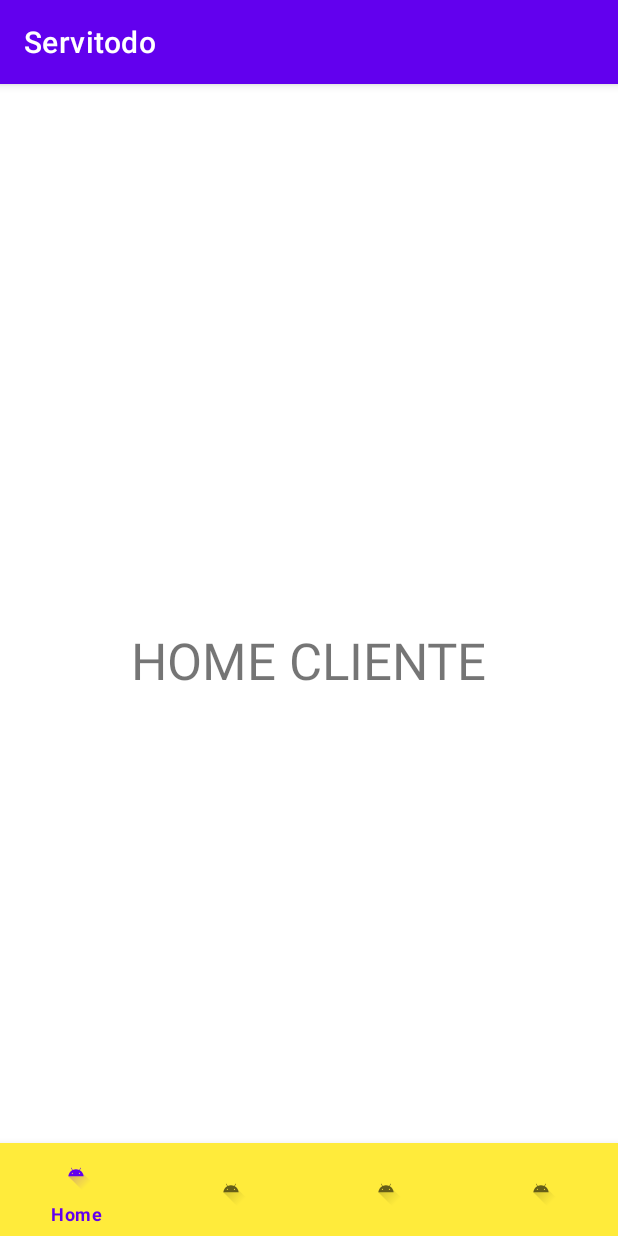
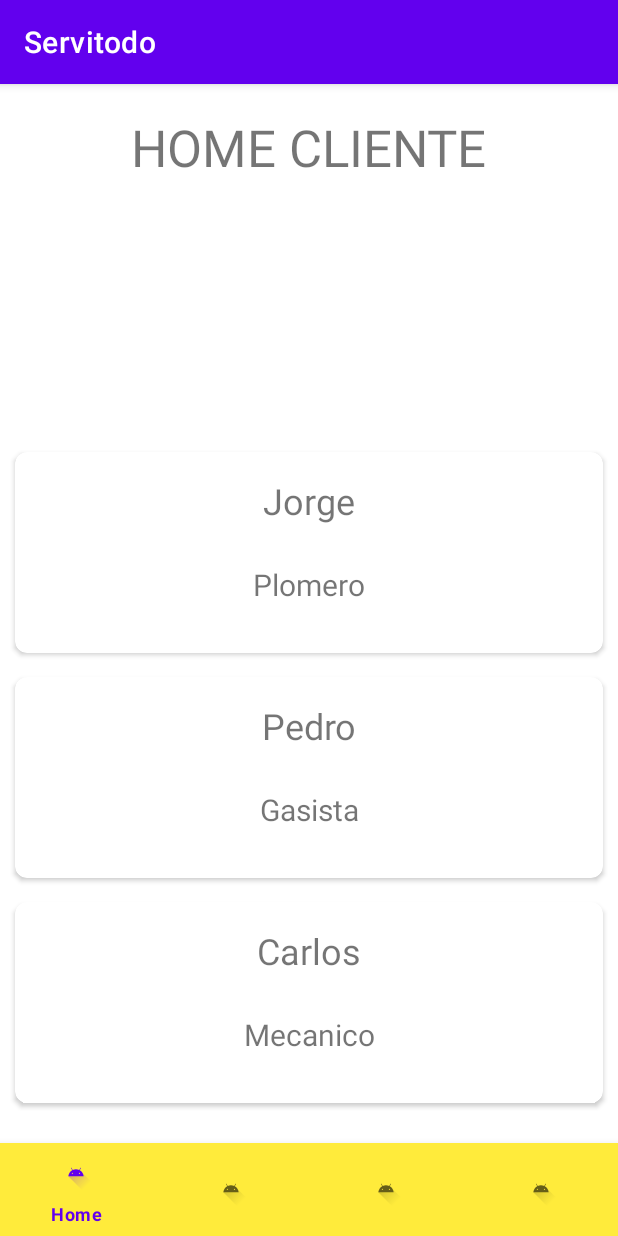
Before and after one commit to TinchoPombo/Servitodo, an Android app: the HomeClienteFragment screen opened directly, with no data from a screen before it, on a phone screen of 412 x 824 dp. Run offline under Robolectric (Android 15) with nearby library versions, the phone set to English and light mode, and no system bars; our stand-ins replace navigation-ui; pictures from the network do not load.

Commit message:
recyclerView Home Cliente

```diff
--- /dev/null
+++ b/Servitodo/app/src/main/java/com/ort/servitodo/adapters/PublicacionAdapter.kt
@@ -0,0 +1,69 @@
+package com.ort.servitodo.adapters
+
+import android.view.LayoutInflater
+import android.view.View
+import android.view.ViewGroup
+import android.widget.ImageView
+import android.widget.TextView
+import androidx.cardview.widget.CardView
+import androidx.recyclerview.widget.RecyclerView
+import com.bumptech.glide.Glide
+import com.ort.servitodo.R
+import com.ort.servitodo.entities.Publicacion
+
+class PublicacionAdapter (
+    var listaPublicaciones : MutableList <Publicacion>,
+    var onClick : (Int) -> Unit
+) : RecyclerView.Adapter<PublicacionAdapter.PublicacionHolder>() {
+
+    override fun onCreateViewHolder(parent: ViewGroup, viewType: Int): PublicacionHolder {
+        val view =  LayoutInflater.from(parent.context).inflate(R.layout.fragment_publicacion,parent,false)
+        return (PublicacionHolder(view))
+    }
+
+    override fun onBindViewHolder(holder: PublicacionHolder, position: Int) {
+        holder.setNombrePrestador(listaPublicaciones[position].nombrePrestador)
+        holder.setRubro(listaPublicaciones[position].nombreRubro)
+        holder.setImagenPrestador(listaPublicaciones[position].fotoPrestador)
+        holder.getCardView().setOnClickListener {
+            onClick(position)
+        }
+    }
+
+    override fun getItemCount(): Int {
+        return listaPublicaciones.size
+    }
+
+    class PublicacionHolder (v: View) : RecyclerView.ViewHolder(v) {
+        private var view: View
+        init {
+            this.view = v
+        }
+
+        fun setRubro (rubro : String){
+            var txtRubro : TextView = view.findViewById(R.id.txtRubro)
+            txtRubro.text = rubro
+        }
+
+        fun setNombrePrestador (nombrePrestador : String){
+            var txtNombrePrestador : TextView = view.findViewById(R.id.txtNombrePrestador)
+            txtNombrePrestador.text = nombrePrestador
+        }
+
+        fun setImagenPrestador (img : String){
+            var imgPrestador : ImageView = view.findViewById(R.id.imgPrestador)
+            Glide
+                .with(view)
+                .load(img)
+                .into(imgPrestador);
+        }
+
+
+        fun getCardView () : CardView {
+            return view.findViewById(R.id.cardPublicacion)
+        }
+    }
+
+
+
+}
--- a/Servitodo/app/src/main/java/com/ort/servitodo/entities/Prestador.kt
+++ b/Servitodo/app/src/main/java/com/ort/servitodo/entities/Prestador.kt
@@ -1,7 +1,7 @@
 package com.ort.servitodo.entities
 
 class Prestador (
-    var serviciosPublicados : MutableList<Servicio> = mutableListOf(),
+    var serviciosPublicados : MutableList<Publicacion> = mutableListOf(),
     var pedidosPendientes : MutableList<Pedido> = mutableListOf(),
     var pedidosAceptados : MutableList<Pedido> = mutableListOf(),
 ) {
--- a/Servitodo/app/src/main/java/com/ort/servitodo/entities/Servicio.kt
+++ b/Servitodo/app/src/main/java/com/ort/servitodo/entities/Publicacion.kt
@@ -1,10 +1,11 @@
 package com.ort.servitodo.entities
 
-class Servicio (
+class Publicacion (
     var idServicio : Int,
     var idPrestador : Int,
     var fotoPrestador : String,
     var nombrePrestador : String,
+    var apellidoPrestador : String,
     var idRubro : Int,
     var nombreRubro : String,
     var listaPuntuaciones : MutableList<Puntuacion> = mutableListOf(),
--- a/Servitodo/app/src/main/java/com/ort/servitodo/fragments/cliente/HomeClienteFragment.kt
+++ b/Servitodo/app/src/main/java/com/ort/servitodo/fragments/cliente/HomeClienteFragment.kt
@@ -6,7 +6,14 @@ import androidx.fragment.app.Fragment
 import android.view.LayoutInflater
 import android.view.View
 import android.view.ViewGroup
+import androidx.navigation.findNavController
+import androidx.recyclerview.widget.LinearLayoutManager
+import androidx.recyclerview.widget.RecyclerView
+import com.google.android.material.snackbar.Snackbar
 import com.ort.servitodo.R
+import com.ort.servitodo.adapters.PublicacionAdapter
+import com.ort.servitodo.entities.Publicacion
+import com.ort.servitodo.repositories.PublicacionRepository
 import com.ort.servitodo.viewmodels.cliente.HomeClienteViewModel
 
 class HomeClienteFragment : Fragment() {
@@ -16,12 +23,37 @@ class HomeClienteFragment : Fragment() {
     }
 
     private lateinit var viewModel: HomeClienteViewModel
+    lateinit var v : View
+
+    private var repository = PublicacionRepository()
+    lateinit var recyclerPublicacion : RecyclerView
+    lateinit var publicacionAdapter : PublicacionAdapter
 
     override fun onCreateView(
         inflater: LayoutInflater, container: ViewGroup?,
         savedInstanceState: Bundle?
     ): View? {
-        return inflater.inflate(R.layout.fragment_home_cliente, container, false)
+        v = inflater.inflate(R.layout.fragment_home_cliente, container, false)
+
+        recyclerPublicacion = v.findViewById(R.id.recPublicacion)
+
+        return v
+    }
+
+    override fun onStart() {
+        super.onStart()
+
+        recyclerPublicacion.setHasFixedSize(true)
+        recyclerPublicacion.layoutManager  = LinearLayoutManager(context)
+        recyclerPublicacion.adapter = PublicacionAdapter(repository.getPublicaciones()){ pos ->
+            onItemClick(pos)
+        }
+
+    }
+
+    fun onItemClick(position : Int){
+        val action = HomeClienteFragmentDirections.actionHomeClienteFragmentToDetallePublicacionFragment(position)
+        v.findNavController().navigate(action)
     }
 
     override fun onActivityCreated(savedInstanceState: Bundle?) {
--- /dev/null
+++ b/Servitodo/app/src/main/java/com/ort/servitodo/repositories/PublicacionRepository.kt
@@ -0,0 +1,21 @@
+package com.ort.servitodo.repositories
+
+import com.ort.servitodo.entities.Publicacion
+
+class PublicacionRepository {
+
+    private var listaPublicaciones : MutableList<Publicacion> = mutableListOf()
+
+    init{
+        listaPublicaciones.add(Publicacion(1,1,"https://resizer.glanacion.com/resizer/WW93VSwX4xU-ghvAwRFP9IqJOl4=/768x0/filters:format(webp):quality(80)/cloudfront-us-east-1.images.arcpublishing.com/lanacionar/FCDVQTKZZJH6HLYPS5D5ZBNTCY.jpg","Jorge","Roque", 1,"Plomero")    )
+        listaPublicaciones.add(Publicacion(2,2,"https://i.bssl.es/miusyk/2012/05/Metallica-James-Hetfield.jpg","Pedro","Gomez",2,"Gasista")    )
+        listaPublicaciones.add(Publicacion(3,3,"https://www.altonivel.com.mx/wp-content/uploads/2021/11/carlos-slim.jpg","Carlos","Sanchez",3,"Mecanico")    )
+        listaPublicaciones.add(Publicacion(4,4,"https://static-cdn.jtvnw.net/jtv_user_pictures/574228be-01ef-4eab-bc0e-a4f6b68bedba-profile_image-300x300.png","Raul","Richi",4,"Pintor")    )
+        listaPublicaciones.add(Publicacion(5,5,"https://cpad.ask.fm/846/535/880/910003015-1qn3b2f-71rh9nlgnba3l3a/original/file.jpg","Tomas","Muno",5,"Paseador de perros")    )
+        listaPublicaciones.add(Publicacion(6,6,"https://encrypted-tbn0.gstatic.com/images?q=tbn:ANd9GcTtz0trx_Uc5b-mdWX7B0TiLsDznTjMFRBPIg&usqp=CAU","Pedro","Parker",6,"Chofer")    )
+    }
+
+    fun getPublicaciones () : MutableList<Publicacion>{
+        return listaPublicaciones
+    }
+}
--- a/Servitodo/app/src/main/res/layout/fragment_home_cliente.xml
+++ b/Servitodo/app/src/main/res/layout/fragment_home_cliente.xml
@@ -13,8 +13,17 @@
         android:layout_height="wrap_content"
         android:text="HOME CLIENTE"
         android:textSize="34sp"
-        app:layout_constraintBottom_toBottomOf="parent"
         app:layout_constraintEnd_toEndOf="parent"
         app:layout_constraintStart_toStartOf="parent"
         app:layout_constraintTop_toTopOf="parent" />
+
+    <androidx.recyclerview.widget.RecyclerView
+        android:id="@+id/recPublicacion"
+        android:layout_width="408dp"
+        android:layout_height="447dp"
+        android:layout_marginBottom="64dp"
+        app:layout_constraintBottom_toBottomOf="parent"
+        app:layout_constraintEnd_toEndOf="parent"
+        app:layout_constraintHorizontal_bias="0.333"
+        app:layout_constraintStart_toStartOf="parent" />
 </androidx.constraintlayout.widget.ConstraintLayout>
--- a/Servitodo/app/src/main/res/layout/fragment_publicacion.xml
+++ b/Servitodo/app/src/main/res/layout/fragment_publicacion.xml
@@ -1,20 +1,53 @@
 <?xml version="1.0" encoding="utf-8"?>
-<androidx.constraintlayout.widget.ConstraintLayout xmlns:android="http://schemas.android.com/apk/res/android"
+<androidx.cardview.widget.CardView xmlns:android="http://schemas.android.com/apk/res/android"
     xmlns:app="http://schemas.android.com/apk/res-auto"
     xmlns:tools="http://schemas.android.com/tools"
-    android:id="@+id/frameLayout16"
+    android:id="@+id/cardPublicacion"
     android:layout_width="match_parent"
-    android:layout_height="match_parent"
-    tools:context=".fragments.prestador.PublicacionFragment" >
+    android:layout_height="wrap_content"
+    android:layout_margin="8dp"
+    android:elevation="8dp"
+    app:cardCornerRadius="8dp"
+    tools:context=".fragments.prestador.PublicacionFragment">
+
+    <androidx.constraintlayout.widget.ConstraintLayout
+        android:layout_width="match_parent"
+        android:layout_height="match_parent">
 
         <TextView
-        android:id="@+id/textView15"
+            android:id="@+id/txtRubro"
             android:layout_width="wrap_content"
             android:layout_height="wrap_content"
-        android:text="PUBLICACION"
-        android:textSize="34sp"
+            android:layout_marginBottom="32dp"
+            android:text="Rubro"
+            android:textSize="20sp"
             app:layout_constraintBottom_toBottomOf="parent"
             app:layout_constraintEnd_toEndOf="parent"
+            app:layout_constraintStart_toEndOf="@+id/imgPrestador"
+            app:layout_constraintTop_toBottomOf="@+id/txtNombrePrestador" />
+
+        <TextView
+            android:id="@+id/txtNombrePrestador"
+            android:layout_width="wrap_content"
+            android:layout_height="wrap_content"
+            android:layout_marginTop="16dp"
+            android:layout_marginBottom="26dp"
+            android:text="Nombre Prestador"
+            android:textSize="24sp"
+            app:layout_constraintBottom_toTopOf="@+id/txtRubro"
+            app:layout_constraintEnd_toEndOf="parent"
+            app:layout_constraintStart_toEndOf="@+id/imgPrestador"
+            app:layout_constraintTop_toTopOf="parent" />
+
+        <ImageView
+            android:id="@+id/imgPrestador"
+            android:layout_width="wrap_content"
+            android:layout_height="0dp"
+            app:layout_constraintBottom_toBottomOf="parent"
             app:layout_constraintStart_toStartOf="parent"
-        app:layout_constraintTop_toTopOf="parent" />
+            app:layout_constraintTop_toTopOf="parent"
+            app:layout_constraintVertical_bias="0.4"
+            tools:src="@tools:sample/avatars" />
     </androidx.constraintlayout.widget.ConstraintLayout>
+
+</androidx.cardview.widget.CardView>
--- a/Servitodo/app/src/main/res/navigation/cliente_navgraph.xml
+++ b/Servitodo/app/src/main/res/navigation/cliente_navgraph.xml
@@ -11,8 +11,8 @@
         android:label="fragment_home_cliente"
         tools:layout="@layout/fragment_home_cliente" >
         <action
-            android:id="@+id/action_homeClienteFragment_to_publicacionFragment"
-            app:destination="@id/publicacionFragment" />
+            android:id="@+id/action_homeClienteFragment_to_detallePublicacionFragment"
+            app:destination="@id/detallePublicacionFragment" />
     </fragment>
     <fragment
         android:id="@+id/calificarPrestadorFragment"
@@ -43,12 +43,15 @@
         android:label="fragment_opiniones_prestador"
         tools:layout="@layout/fragment_opiniones_prestador" />
     <fragment
-        android:id="@+id/publicacionFragment"
-        android:name="com.ort.servitodo.fragments.prestador.PublicacionFragment"
-        android:label="fragment_publicacion"
-        tools:layout="@layout/fragment_publicacion" >
+        android:id="@+id/detallePublicacionFragment"
+        android:name="com.ort.servitodo.fragments.cliente.DetallePublicacionFragment"
+        android:label="fragment_detalle_publicacion"
+        tools:layout="@layout/fragment_detalle_publicacion" >
         <action
-            android:id="@+id/action_publicacionFragment_to_opinionesPrestadorFragment"
+            android:id="@+id/action_detallePublicacionFragment_to_opinionesPrestadorFragment"
             app:destination="@id/opinionesPrestadorFragment" />
+        <argument
+            android:name="publicacionIndex"
+            app:argType="integer" />
     </fragment>
 </navigation>
--- /dev/null
+++ b/build.gradle
@@ -0,0 +1 @@
+// Top-level build file where you can add configuration options common to all sub-projects/modules.
```
Also changed, not shown: Servitodo/app/src/main/java/com/ort/servitodo/fragments/cliente/DetallePublicacionFragment.kt (added, +85 -0 lines), Servitodo/app/src/main/java/com/ort/servitodo/viewmodels/cliente/DetallePublicacionViewModel.kt (added, +7 -0 lines), Servitodo/app/src/main/res/layout/fragment_detalle_publicacion.xml (added, +97 -0 lines), gradle/wrapper/gradle-wrapper.properties (added), 4 other files. Lines whose indentation alone changed are shown as unchanged.
